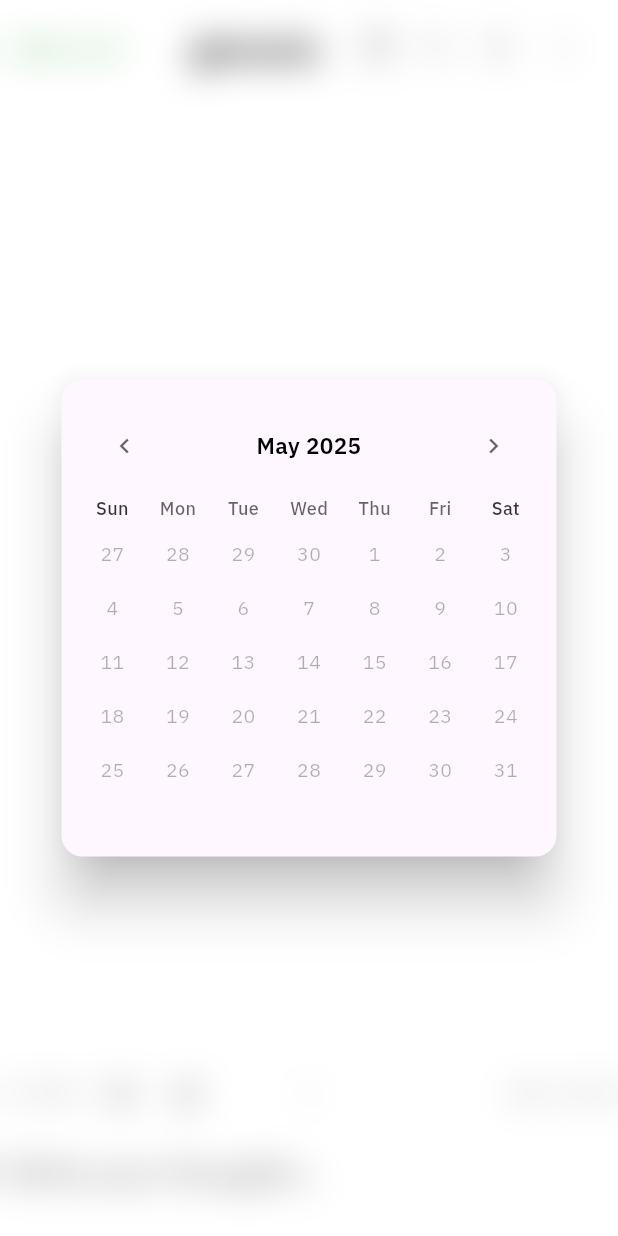
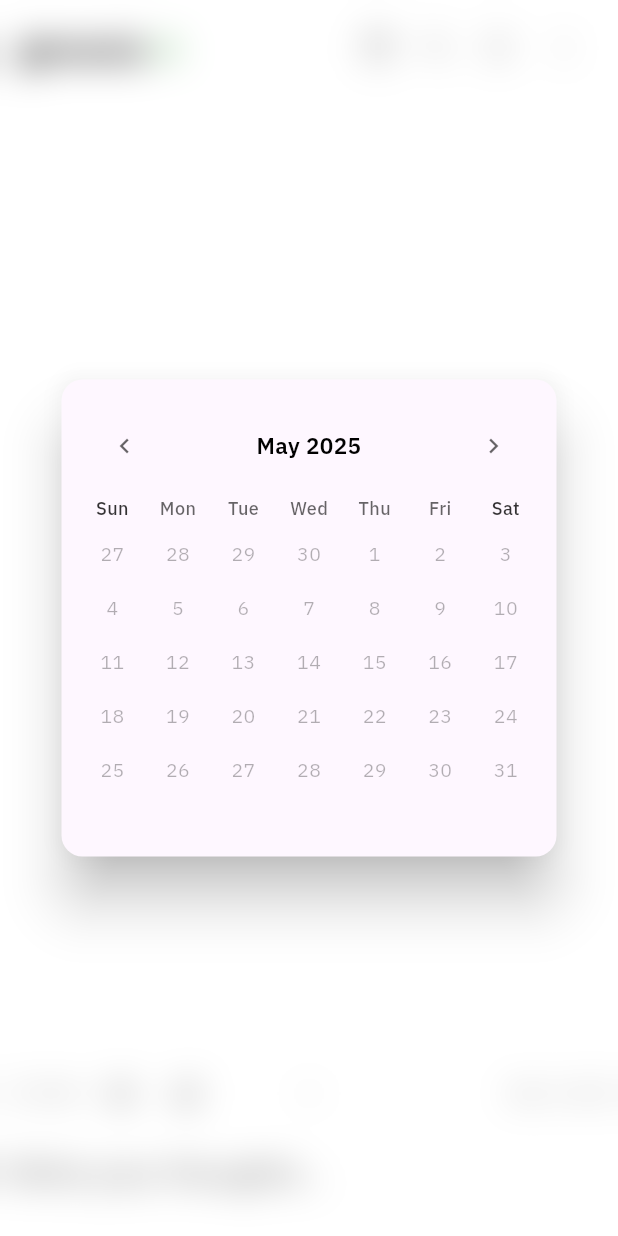
Before and after one commit to Nswa/genesis_f1, a Flutter app: the screen it shows once a user with an empty profile is signed in, after a tap on the "calendar today" icon, on a phone screen of 412 x 824 dp. Run offline on Flutter 3.47's test engine with Material 3 defaults, Android fonts, the phone set to English and light mode, and no system bars; drawn by our look-alikes of table_calendar; our stand-ins replace cloud_firestore, connectivity_plus, firebase_auth, firebase_core, firebase_storage, flutter_sticky_header and 3 more; missing offline and left inert: firebase_app_check, fuzzy; accounts and stored records are empty; Roboto replaces fonts that are missing (Georgia).

```diff
--- a/lib/widgets/journal_toolbar.dart
+++ b/lib/widgets/journal_toolbar.dart
@@ -31,6 +31,7 @@ class JournalToolbar extends StatelessWidget {
   Widget _buildSyncStatusIcon(BuildContext context) {
     IconData iconData;
     Color iconColor;
+    bool shouldAnimate = false;
     String statusText;
 
     switch (syncStatus) {
@@ -42,6 +43,7 @@ class JournalToolbar extends StatelessWidget {
       case SyncStatus.syncing:
         iconData = Icons.sync_outlined;
         iconColor = Colors.orange;
+        shouldAnimate = true;
         statusText = 'Syncing...';
         break;
       case SyncStatus.offline:
@@ -55,18 +57,32 @@ class JournalToolbar extends StatelessWidget {
         statusText = 'Sync Error';
         break;
     }
-    return Row(
-      mainAxisSize: MainAxisSize.min,
-      children: [
-        Icon(iconData, color: iconColor, size: SizeConstants.iconSmall),
-        const SizedBox(width: 4),
-        Text(
-          statusText,
-          style: Theme.of(
-            context,
-          ).textTheme.bodySmall?.copyWith(color: iconColor),
-        ),
-      ],
+
+    Widget iconWidget = Icon(
+      iconData,
+      color: iconColor,
+      size: SizeConstants.iconSmall,
+    );
+    if (shouldAnimate) {
+      iconWidget = TweenAnimationBuilder<double>(
+        tween: Tween(begin: 0.0, end: 1.0),
+        duration: const Duration(seconds: 1),
+        builder: (context, value, child) {
+          return Transform.rotate(
+            angle: value * 6.28319, // 2*pi
+            child: child,
+          );
+        },
+        child: iconWidget,
+      );
+    }
+
+    return Tooltip(
+      message: statusText,
+      waitDuration: const Duration(milliseconds: 200),
+      showDuration: const Duration(seconds: 2),
+      triggerMode: TooltipTriggerMode.tap,
+      child: iconWidget,
     );
   }
 
@@ -80,9 +96,16 @@ class JournalToolbar extends StatelessWidget {
       child: Row(
         mainAxisAlignment: MainAxisAlignment.spaceBetween,
         children: [
-          if (!isSearching) _buildSyncStatusIcon(context),
-          if (!isSearching) const SizedBox(width: 8), // Spacer
-          if (!isSearching) Text('genesis', style: theme.textTheme.titleMedium),
+          if (!isSearching) ...[
+            Row(
+              mainAxisSize: MainAxisSize.min,
+              children: [
+                Text('genesis', style: theme.textTheme.titleMedium),
+                const SizedBox(width: 5.0),
+                _buildSyncStatusIcon(context),
+              ],
+            ),
+          ],
           if (isSearching)
             Expanded(
               child: SizedBox(
```
